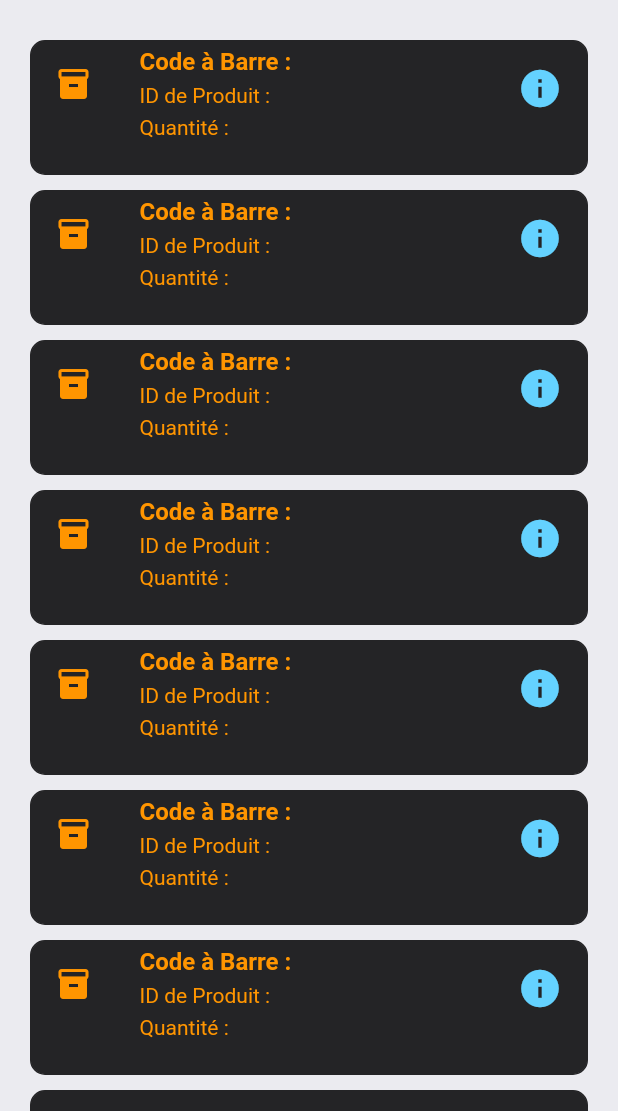
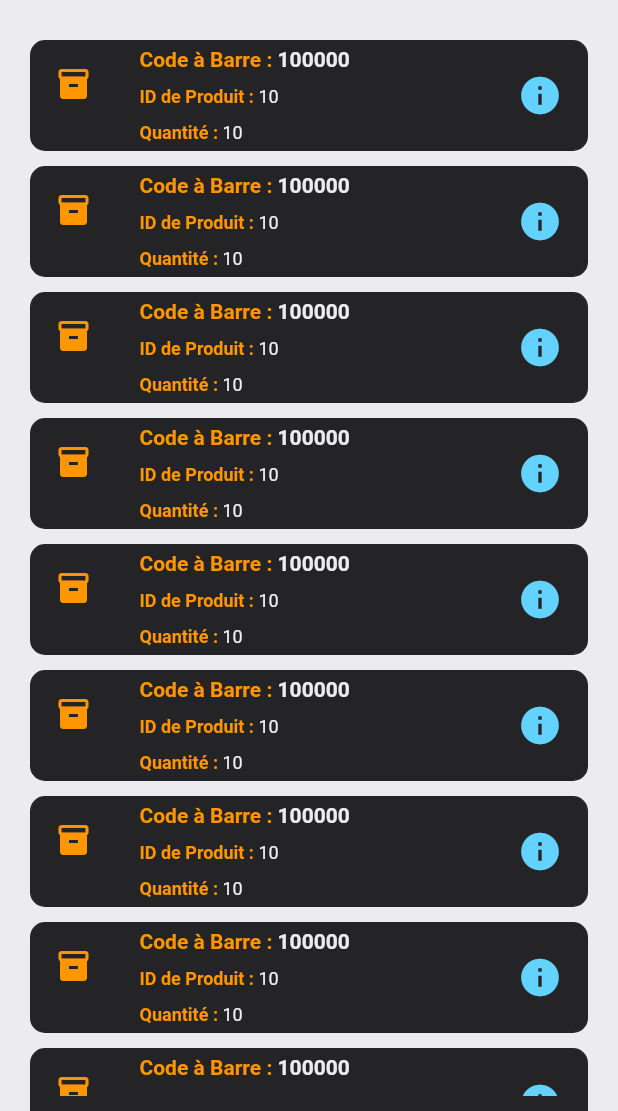
Before and after one commit to EngrTAHAR-Noureddine/scanApp, a Flutter app: the ListItems screen opened by its route, on a phone screen of 412 x 824 dp, the part 125-1236 px from its top. Run offline on Flutter 3.47's test engine with Material 2 defaults, Android fonts, the phone set to English and light mode, and no system bars; our stand-ins replace flutter_slidable; statements that could not run were skipped.

Commit message:
"change text to richtext"

```diff
--- a/lib/main.dart
+++ b/lib/main.dart
@@ -2,6 +2,7 @@ import 'package:flutter/material.dart';
 import 'package:flutter/services.dart';
 import 'package:provider/provider.dart';
 import 'package:scanapp/models/variables_define/colors.dart';
+import 'package:scanapp/view_models/providers/exports_list.dart';
 import 'package:scanapp/view_models/providers/home.dart';
 import 'package:scanapp/view_models/providers/inventories_list.dart';
 import 'package:scanapp/view_models/providers/list_of_items.dart';
@@ -44,6 +45,8 @@ class MyApp extends StatelessWidget {
             create: (context) => ListItemsProvider(), ),
           ChangeNotifierProvider<RepportProvider>(
             create: (context) => RepportProvider(), ),
+          ChangeNotifierProvider<ExportProvider>(
+            create: (context) => ExportProvider(), ),
         ],
         child: Builder(
           builder: (context) {
--- a/lib/view_models/providers/home.dart
+++ b/lib/view_models/providers/home.dart
@@ -1,5 +1,6 @@
 import 'package:flutter/material.dart';
 import 'package:scanapp/models/variables_define/colors.dart';
+import 'package:scanapp/views/exports_list.dart';
 import 'package:scanapp/views/import_new_file.dart';
 import 'package:scanapp/views/inventories_list.dart';
 import 'package:scanapp/views/list_of_items.dart';
@@ -41,7 +42,7 @@ class HomeProvider extends ChangeNotifier{
 
   Widget changeSelecterActivity(int num){
     // put numselected
-    List<dynamic> listWidgets = [InventoryList(),ImportNewerFile(),OnGoingLists(),ListItems(),Repport()];
+    List<dynamic> listWidgets = [InventoryList(),ImportNewerFile(),OnGoingLists(),ListItems(),Repport(),Export()];
     return listWidgets[num];
   }
 
--- a/lib/views/home.dart
+++ b/lib/views/home.dart
@@ -249,7 +249,7 @@ class Home extends StatelessWidget {
                 ),
               ),
             ),
-            body:value.changeSelecterActivity(4),
+            body:value.changeSelecterActivity(5),
             floatingActionButton: FloatingActionButton(
                     backgroundColor: ColorsOf().containerThings(),
                     elevation: 2,
--- a/lib/views/list_of_items.dart
+++ b/lib/views/list_of_items.dart
@@ -98,7 +98,6 @@ class ListItems extends StatelessWidget {
                       child: ListView.builder(
                           scrollDirection: Axis.vertical,
                           itemCount: 10,
-                          itemExtent: 100,
                           padding: EdgeInsets.all(5),
                           itemBuilder: (BuildContext context, int index){
 
@@ -126,29 +125,53 @@ class ListItems extends StatelessWidget {
                                     onPressed: (){},
 
                                   ),),
-                                  title: Text(
-                                    "Code à Barre : ",
-                                    style: TextStyle(fontSize: 16.0,color:ColorsOf().containerThings(),fontWeight: FontWeight.bold),
+                                  title: RichText(
+                                      text: TextSpan(children: [
+
+                                        TextSpan(text:"Code à Barre : ",
+                                          style: TextStyle(color : ColorsOf().profilField() ,fontSize: 14 ,fontWeight: FontWeight.bold),
+                                        ),
+                                        TextSpan(text:"100000",
+                                          style: TextStyle(color : ColorsOf().backGround() ,fontSize: 14 ,fontWeight: FontWeight.bold),
+                                        ),
+
+                                      ])
                                   ),
                                   subtitle:Container(
                                     alignment: Alignment.centerLeft,
-                                    margin: EdgeInsets.only(top: 5),
+                                    margin: EdgeInsets.only(top: 10),
                                     child:Column(
                                     mainAxisAlignment: MainAxisAlignment.start,
                                     children: [
                                       Container(
                                         alignment: Alignment.topLeft,
-                                        child: Text(
-                                          "ID de Produit : ",
-                                          style: TextStyle(fontSize: 14.0,color:ColorsOf().containerThings()),
+                                        child: RichText(
+                                            text: TextSpan(children: [
+
+                                              TextSpan(text:"ID de Produit : ",
+                                                style: TextStyle(color : ColorsOf().profilField() ,fontSize: 12 ,fontWeight: FontWeight.bold),
+                                              ),
+                                              TextSpan(text:"10",
+                                                style: TextStyle(color : ColorsOf().backGround() ,fontSize: 12 ,fontWeight: FontWeight.normal),
+                                              ),
+
+                                            ])
                                         ),
                                       ),
-                                      SizedBox(height: 5,),
+                                      SizedBox(height: 10,),
                                       Container(
                                         alignment: Alignment.topLeft,
-                                        child: Text(
-                                          "Quantité : ",
-                                          style: TextStyle(fontSize: 14.0,color:ColorsOf().containerThings()),
+                                        child: RichText(
+                                            text: TextSpan(children: [
+
+                                              TextSpan(text:"Quantité : ",
+                                                style: TextStyle(color : ColorsOf().profilField() ,fontSize: 12 ,fontWeight: FontWeight.bold),
+                                              ),
+                                              TextSpan(text:"10",
+                                                style: TextStyle(color : ColorsOf().backGround() ,fontSize: 12 ,fontWeight: FontWeight.normal),
+                                              ),
+
+                                            ])
                                         ),
                                       ),
                                     ],
--- a/lib/views/repport.dart
+++ b/lib/views/repport.dart
@@ -97,7 +97,6 @@ class Repport extends StatelessWidget {
                       child: ListView.builder(
                           scrollDirection: Axis.vertical,
                           itemCount: 10,
-                          itemExtent: 100,
                           padding: EdgeInsets.all(5),
                           itemBuilder: (BuildContext context, int index){
 
```
Also changed, not shown: lib/views/inventories_list.dart (+11 -3 lines), lib/views/onGoingList.dart (+11 -3 lines).
